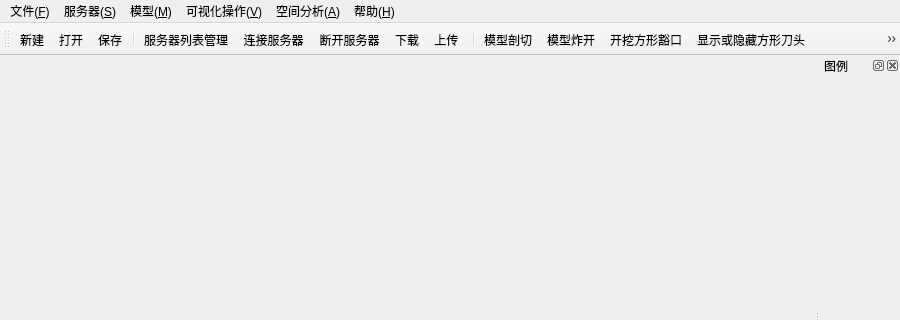
This is src/MainWindow.ui in gongweixue/GVSClient as Qt 5 draws it before an edit; both pictures show x 0 to 900 and y 0 to 320 of the 900 by 600 pixel window. The edited form follows.
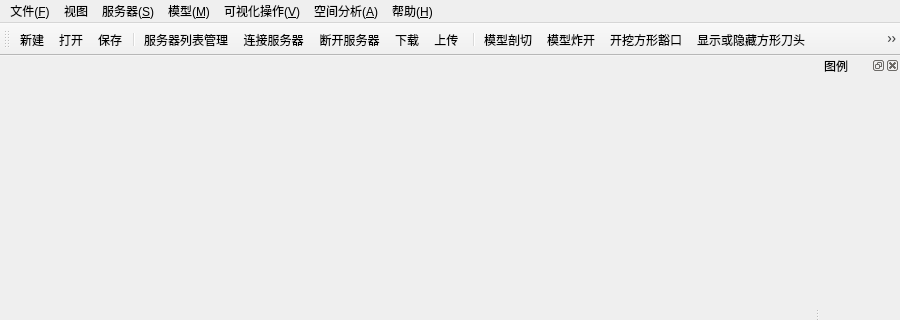
This is the edited form. Icons and pictures are not drawn.

Diff of the .ui file:
```diff
--- a/src/MainWindow.ui
+++ b/src/MainWindow.ui
@@ -124,7 +124,15 @@
     <addaction name="actionHelpInfo"/>
     <addaction name="actionAboutInfo"/>
    </widget>
+   <widget class="QMenu" name="menu">
+    <property name="title">
+     <string>视图</string>
+    </property>
+    <addaction name="actionShowColorLegend"/>
+    <addaction name="actionShowProjectExplorer"/>
+   </widget>
    <addaction name="menuFile"/>
+   <addaction name="menu"/>
    <addaction name="menuServer"/>
    <addaction name="menuModel"/>
    <addaction name="menuVisualization"/>
```
Left out of the diff: 6 changed lines with no effect on the pictures.
